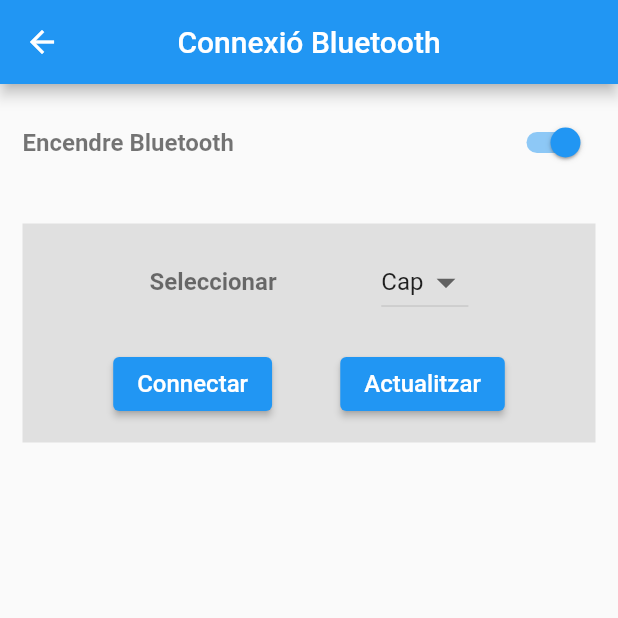
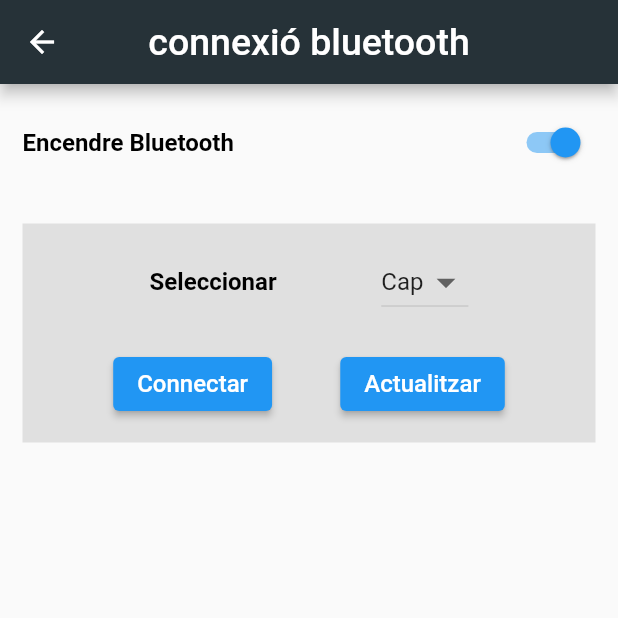
Before and after one commit to MireiaBrichs/Aplicaci-TR, a Flutter app: the BluetoothRoute screen opened by its route, on a phone screen of 412 x 824 dp, the top half of it. Run offline on Flutter 3.47's test engine with Material 2 defaults, Android fonts, the phone set to English and light mode, and no system bars; our stand-ins replace flutter_bluetooth_serial, flutter_datetime_picker, localstorage, shared_preferences; accounts and stored records are empty.

```diff
--- a/lib/pages/bluetooth_page.dart
+++ b/lib/pages/bluetooth_page.dart
@@ -95,8 +95,13 @@ class _BluetoothRouteState  extends State<BluetoothRoute> {
       body: Scaffold(
          key: _scaffoldKey,
         appBar: AppBar(
-          title: const Text ("Connexió Bluetooth"),
+          title: Text('connexió bluetooth',
+            style: TextStyle(
+              fontSize: 25,
+            ),
+          ),
           centerTitle: true,
+          backgroundColor: Colors.blueGrey[900],
         ),
         body: Container(
           child: Column(
@@ -118,7 +123,7 @@ class _BluetoothRouteState  extends State<BluetoothRoute> {
                     Expanded(
                       child: const Text('Encendre Bluetooth',
                         style: TextStyle(
-                          color: Colors.black54,
+                          color: Colors.black,
                           fontSize: 16,
                           fontWeight: FontWeight.bold,
                         ),
@@ -170,7 +175,7 @@ class _BluetoothRouteState  extends State<BluetoothRoute> {
                                   children: <Widget>[
                                     Text('Seleccionar',
                                       style: TextStyle(
-                                        color: Colors.black54,
+                                        color: Colors.black,
                                         fontSize: 16,
                                         fontWeight: FontWeight.bold,
                                       ),
--- a/lib/pages/pacient_edition.dart
+++ b/lib/pages/pacient_edition.dart
@@ -24,7 +24,7 @@ class _PacientEditionState extends State<PacientEdition> {
       appBar: AppBar(
         title: const Text('editar perfil',
           style: TextStyle(
-              fontSize: 30,
+              fontSize: 25,
           ),),
         centerTitle: true,
         backgroundColor: Colors.blueGrey [900],
--- a/lib/pages/pill_creation.dart
+++ b/lib/pages/pill_creation.dart
@@ -31,7 +31,7 @@ class _SecondRoute extends State<PillCreation> {
         title: Text(
           text,
           style: TextStyle(
-            fontSize: 30,
+            fontSize: 25,
           ),
         ),
         centerTitle: true,
@@ -80,9 +80,7 @@ class TextFieldsState extends State<TextFields> {
             padding: const EdgeInsets.fromLTRB(10, 10, 10, 10),
             child: TextFormField(
               controller: namePillController,
-              // onChanged: (String value) async {
-              //   title = value;
-              // },
+
               validator: (value) {
                 if (value == null || value.isEmpty) {
                   return 'Omple aquest camp';
--- a/lib/widgets/button_edition_pill.dart
+++ b/lib/widgets/button_edition_pill.dart
@@ -103,7 +103,7 @@ class ButtonEditionPill extends StatelessWidget {
               IconButton (
                 iconSize: 35.0,
                 padding: const EdgeInsets.fromLTRB(0,0,10,0),
-                icon: const Icon(Icons.delete_forever),
+                icon: const Icon(Icons.delete),
                 onPressed: () async {
                     PacientService instance =
                     Provider.of<PacientService>(context, listen: false);
```
